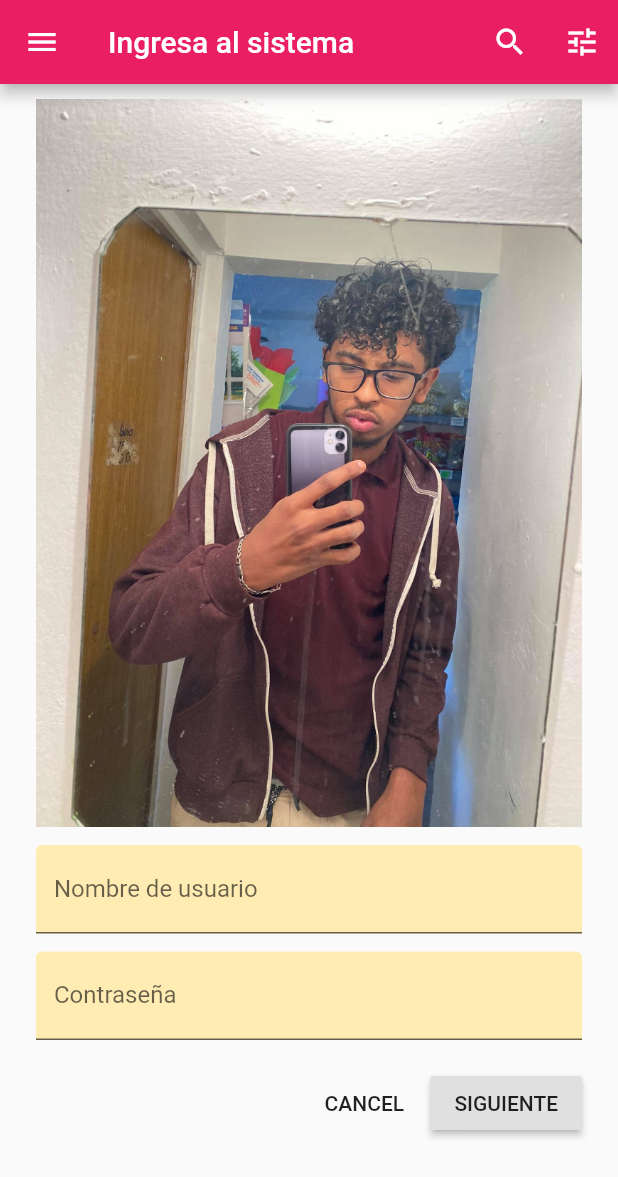
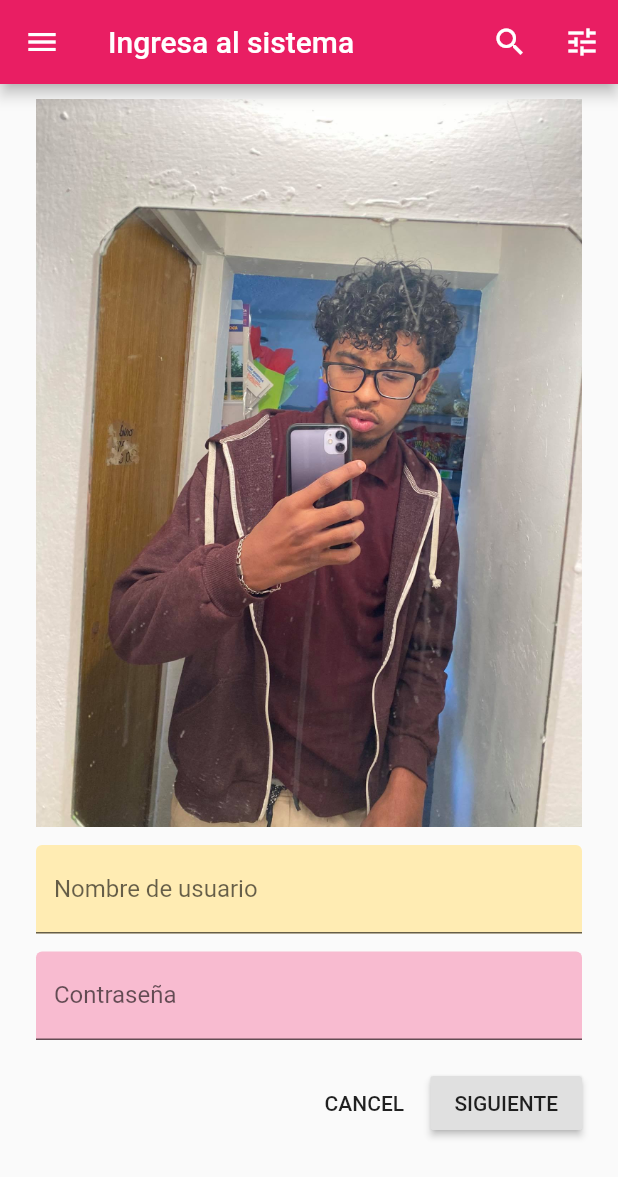
Before and after one commit to YahirS/loginSencillo, a Flutter app: the screen it shows after launch, on a phone screen of 412 x 824 dp. Shown: the top 1177 px of the screen. Run offline on Flutter 3.47's test engine with Material 2 defaults, Android fonts, the phone set to English and light mode, and no system bars.

```diff
--- a/lib/main.dart
+++ b/lib/main.dart
@@ -97,10 +97,10 @@ class _IngresoSistemaState extends State<IngresoSistema> {
                   TextField(
                     decoration: InputDecoration(
                       filled: true,
-                      fillColor: Colors.amber[100],
+                      fillColor: Colors.pink[100],
                       labelText: 'Contraseña',
                     ),
-                    //obscureText: true,
+                    obscureText: true,
                   ),
                   Padding(
                     padding: const EdgeInsets.only(top: 18.0),
```
Also changed, not shown: 1 other file.
